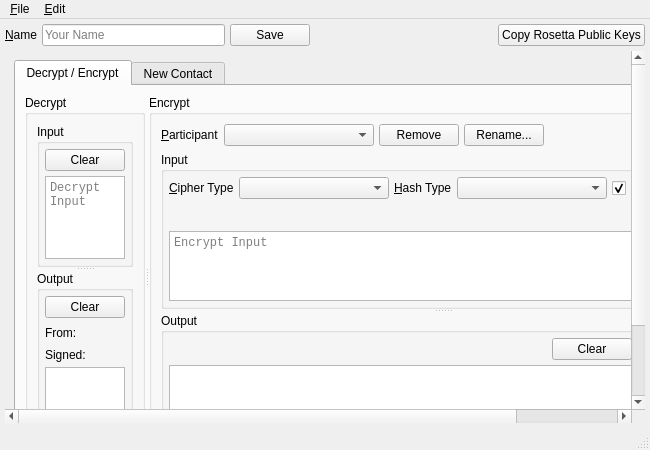
Old version of the form branches/trunk/UI/spot-on-rosetta.ui in the repository textbrowser/spot-on.
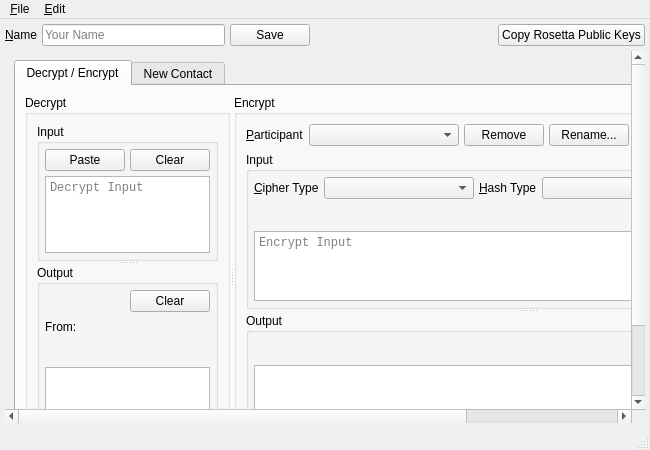
New version of the form. Icons and pictures are not drawn.

Commit message: Paste buttons.

```diff
--- a/branches/trunk/UI/spot-on-rosetta.ui
+++ b/branches/trunk/UI/spot-on-rosetta.ui
@@ -97,8 +97,8 @@
        <property name="geometry">
         <rect>
          <x>0</x>
-         <y>-237</y>
-         <width>799</width>
+         <y>0</y>
+         <width>888</width>
          <height>562</height>
         </rect>
        </property>
@@ -166,6 +166,13 @@
                         </property>
                        </spacer>
                       </item>
+                      <item>
+                       <widget class="QPushButton" name="decryptPaste">
+                        <property name="text">
+                         <string>Paste</string>
+                        </property>
+                       </widget>
+                      </item>
                       <item>
                        <widget class="QPushButton" name="decryptReset">
                         <property name="text">
@@ -276,11 +283,20 @@
                     <item>
                      <layout class="QHBoxLayout" name="horizontalLayout_11">
                       <item>
-                       <widget class="QLabel" name="signedMessage">
-                        <property name="text">
-                         <string>Signed:</string>
+                       <widget class="QLabel" name="signedMessage"/>
+                      </item>
+                      <item>
+                       <spacer name="horizontalSpacer_12">
+                        <property name="orientation">
+                         <enum>Qt::Horizontal</enum>
                         </property>
-                       </widget>
+                        <property name="sizeHint" stdset="0">
+                         <size>
+                          <width>40</width>
+                          <height>20</height>
+                         </size>
+                        </property>
+                       </spacer>
                       </item>
                      </layout>
                     </item>
```
Left out of the diff: 34 changed lines with no effect on the pictures. The commit also changes 2 other files.
